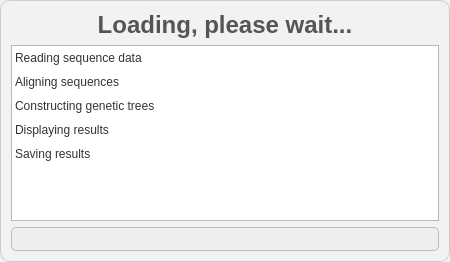
This is scripts/Qt/loading.ui in tahiri-lab/iPhyloGeo_plus_plus as Qt 5 draws it before an edit. The edited form follows.
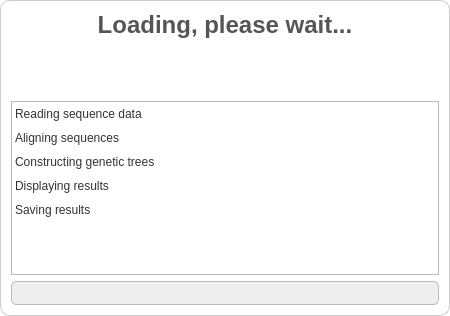
This is the edited form.

Commit message: added gif to alignment dialog

Patch:
```diff
--- a/scripts/Qt/loading.ui
+++ b/scripts/Qt/loading.ui
@@ -7,19 +7,31 @@
     <x>0</x>
     <y>0</y>
     <width>450</width>
-    <height>262</height>
-   </rect>
-  </property>
+                <height>316</height>
+            </rect>
+        </property>
+        <property name="minimumSize">
+            <size>
+                <width>450</width>
+                <height>316</height>
+            </size>
+        </property>
+        <property name="maximumSize">
+            <size>
+                <width>450</width>
+                <height>316</height>
+            </size>
+        </property>
   <property name="windowTitle">
    <string>Loading...</string>
   </property>
   <property name="styleSheet">
    <string>
-    QDialog {
-        background-color: #f2f2f2;
-        border-radius: 10px;
-        border: 1px solid #ccc;
-    }
+                QDialog {
+                background-color: #ffffff; /* Set the background color to white */
+                border-radius: 10px;
+                border: 1px solid #ccc;
+                }
    </string>
   </property>
   <layout class="QVBoxLayout" name="verticalLayout">
@@ -36,6 +48,61 @@
      </property>
     </widget>
    </item>
+            <item>
+                <layout class="QHBoxLayout" name="horizontalLayout">
+                    <item>
+                        <spacer name="horizontalSpacerLeft">
+                            <property name="orientation">
+                                <enum>Qt::Horizontal</enum>
+                            </property>
+                            <property name="sizeType">
+                                <enum>QSizePolicy::Expanding</enum>
+                            </property>
+                            <property name="sizeHint" stdset="0">
+                                <size>
+                                    <width>0</width>
+                                    <height>0</height>
+                                </size>
+                            </property>
+                        </spacer>
+                    </item>
+                    <item>
+                        <widget class="QLabel" name="movieLabel">
+                            <property name="minimumSize">
+                                <size>
+                                    <width>50</width>
+                                    <height>50</height>
+                                </size>
+                            </property>
+                            <property name="maximumSize">
+                                <size>
+                                    <width>50</width>
+                                    <height>50</height>
+                                </size>
+                            </property>
+                            <property name="alignment">
+                                <set>Qt::AlignCenter</set>
+                            </property>
+                        </widget>
+                    </item>
+                    <item>
+                        <spacer name="horizontalSpacerRight">
+                            <property name="orientation">
+                                <enum>Qt::Horizontal</enum>
+                            </property>
+                            <property name="sizeType">
+                                <enum>QSizePolicy::Expanding</enum>
+                            </property>
+                            <property name="sizeHint" stdset="0">
+                                <size>
+                                    <width>0</width>
+                                    <height>0</height>
+                                </size>
+                            </property>
+                        </spacer>
+                    </item>
+                </layout>
+            </item>
    <item>
     <widget class="QListWidget" name="checkListWidget">
      <property name="styleSheet">
```
Left out of the diff: 38 changed lines with no effect on the pictures. Lines whose indentation alone changed are shown as unchanged. The commit also changes 7 other files.
